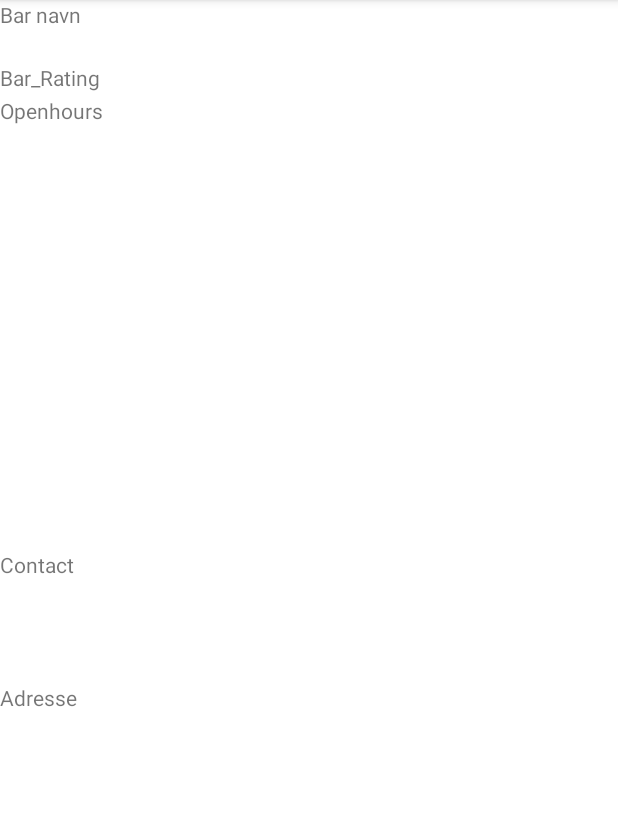
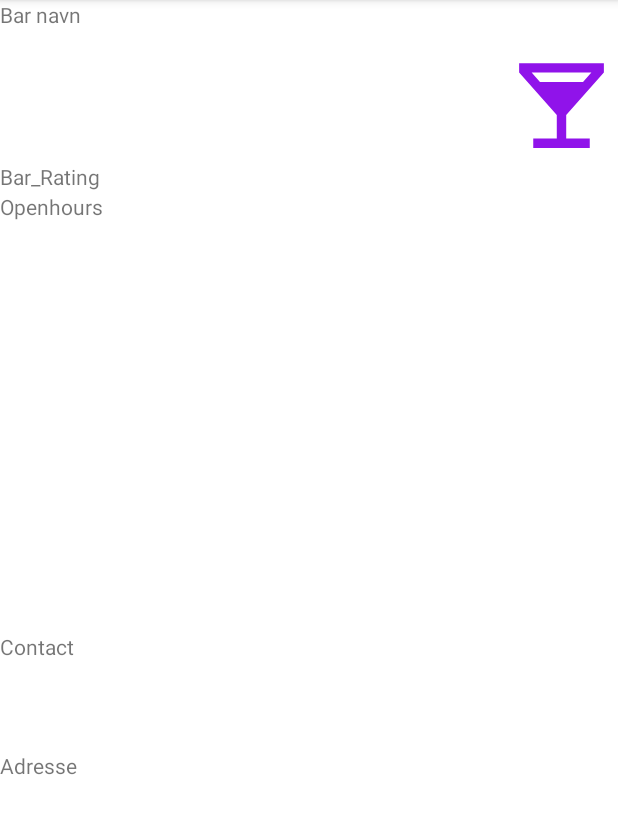
Before and after one commit to martinsekd/JustDrink4, an Android app: the fragment DetailedViewFragment shown on its own in the app's theme, on a phone screen of 412 x 824 dp, the part 84-918 px from its top. Run offline under Robolectric (Android 15) with nearby library versions, the phone set to English and light mode, and no system bars; our stand-ins replace Firebase (no records; nobody signed in at launch, a user with empty details on screens opened directly).

Commit message:
DetailedViewModel update updateView DetailedViewFragment update OnMarkerClicked

```diff
--- a/app/src/main/java/dk/au/mad21fall/appproject/justdrink/View/StorageActivity.java
+++ b/app/src/main/java/dk/au/mad21fall/appproject/justdrink/View/StorageActivity.java
@@ -1,4 +1,6 @@
 package dk.au.mad21fall.appproject.justdrink.View;
+
+//Include reference, Upload and Download is from https://firebase.google.com/docs/storage/android/start
 
 import android.net.Uri;
 import android.os.Bundle;
--- a/app/src/main/java/dk/au/mad21fall/appproject/justdrink/ViewModel/DetailedViewViewModel.java
+++ b/app/src/main/java/dk/au/mad21fall/appproject/justdrink/ViewModel/DetailedViewViewModel.java
@@ -8,6 +8,7 @@ import androidx.lifecycle.ViewModel;
 
 import com.google.android.gms.maps.model.LatLng;
 import com.google.firebase.auth.FirebaseAuth;
+import com.google.firebase.database.DatabaseReference;
 import com.google.firebase.database.FirebaseDatabase;
 
 import java.util.ArrayList;
@@ -23,6 +24,7 @@ public class DetailedViewViewModel extends ViewModel {
 
     private FirebaseDatabase mDatabase;
     private FirebaseAuth mAuth;
+    private DatabaseReference mRef;
     public MutableLiveData<Location> mLocation;
 
     private Context mContext;
@@ -39,5 +41,6 @@ public class DetailedViewViewModel extends ViewModel {
     }
 
 
-
+    public void updateView(Location mLocation) {mRef.setValue(mLocation);
+    }
 }
--- /dev/null
+++ b/app/src/main/res/drawable/ic_baseline_local_bar_24.xml
@@ -0,0 +1,5 @@
+<vector android:height="20dp" android:tint="#9013EA"
+    android:viewportHeight="24" android:viewportWidth="24"
+    android:width="20dp" xmlns:android="http://schemas.android.com/apk/res/android">
+    <path android:fillColor="@android:color/white" android:pathData="M21,5V3H3v2l8,9v5H6v2h12v-2h-5v-5l8,-9zM7.43,7L5.66,5h12.69l-1.78,2H7.43z"/>
+</vector>
--- a/app/src/main/res/layout/detailed_view_fragment.xml
+++ b/app/src/main/res/layout/detailed_view_fragment.xml
@@ -23,11 +23,11 @@
 
         <ImageView
             android:id="@+id/Image_Bar"
-            android:layout_width="wrap_content"
-            android:layout_height="wrap_content"
+            android:layout_width="75dp"
+            android:layout_height="75dp"
             android:layout_gravity="right"
-            android:layout_weight="0.5"
-            tools:src="@tools:sample/avatars" />
+            android:layout_weight="0."
+            android:background="@drawable/ic_baseline_local_bar_24" />
 
         <TextView
             android:id="@+id/Bar_Rating"
```
Also changed, not shown: app/src/main/java/dk/au/mad21fall/appproject/justdrink/View/DetailedViewFragment.java (+63 -7 lines).
